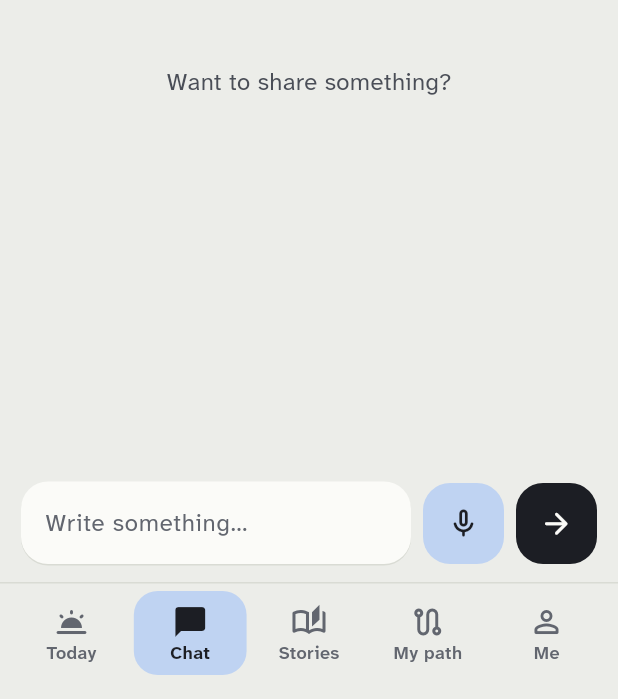
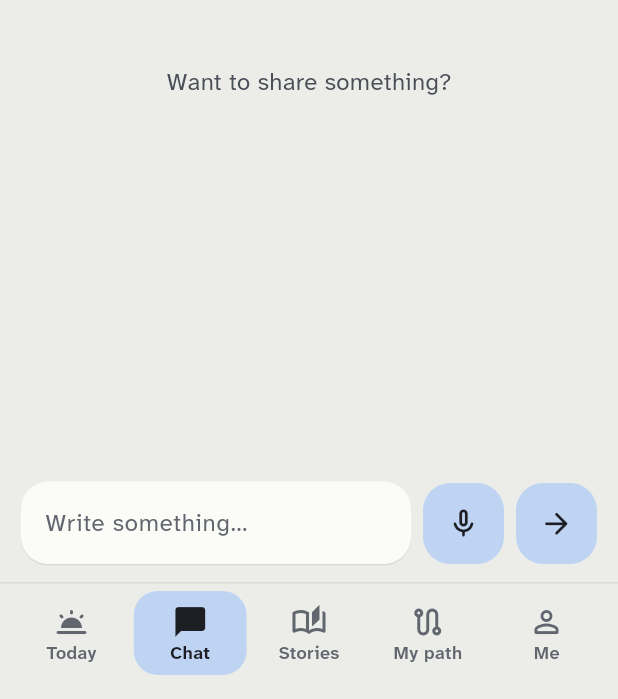
Before and after one commit to rasitinam/mental-ai, a Flutter app: the ChatScreen screen opened by its route, on a phone screen of 412 x 824 dp, the part 537-1236 px from its top. Run offline on Flutter 3.47's test engine with Material 3 defaults, Android fonts, the phone set to English and light mode, and no system bars; our stand-ins replace audioplayers, dio, firebase_core, firebase_messaging, flutter_local_notifications, flutter_riverpod and 7 more; accounts and stored records are empty; network calls fail.

Commit message:
Give the chat send button and story reaction buttons their tab color
They fell back to the app-wide black/white ink accent once pressed,
which read as monochrome in both themes. Send now uses Sohbet's sky
(matching the dictation button beside it); the reaction chips and
"Bende de oldu" use Hikayeler's peach instead — the metoo button
deepens its existing peach rather than flipping to ink, so it never
goes monochrome.

Co-Authored-By: Claude Sonnet 5 <noreply@anthropic.com>

```diff
--- a/app/lib/features/chat/presentation/chat_screen.dart
+++ b/app/lib/features/chat/presentation/chat_screen.dart
@@ -225,7 +225,10 @@ class _SendButton extends StatelessWidget {
     return Tooltip(
       message: l10n.dmSend,
       child: Material(
-        color: palette.accent,
+        // Sohbet's own color, matching the dictation button beside it —
+        // not the app-wide ink accent, so this stays recognizably "chat"
+        // rather than a generic black button.
+        color: palette.sky,
         borderRadius: BorderRadius.circular(18),
         clipBehavior: Clip.antiAlias,
         child: InkWell(
@@ -233,7 +236,7 @@ class _SendButton extends StatelessWidget {
           child: SizedBox(
             width: 54,
             height: 54,
-            child: Icon(Icons.arrow_forward_rounded, size: 23, color: palette.onAccent),
+            child: Icon(Icons.arrow_forward_rounded, size: 23, color: palette.onTint),
           ),
         ),
       ),
```
Also changed, not shown: app/lib/features/stories/presentation/metoo.dart (+5 -2 lines), app/lib/features/stories/presentation/stories_screen.dart (+6 -3 lines).
